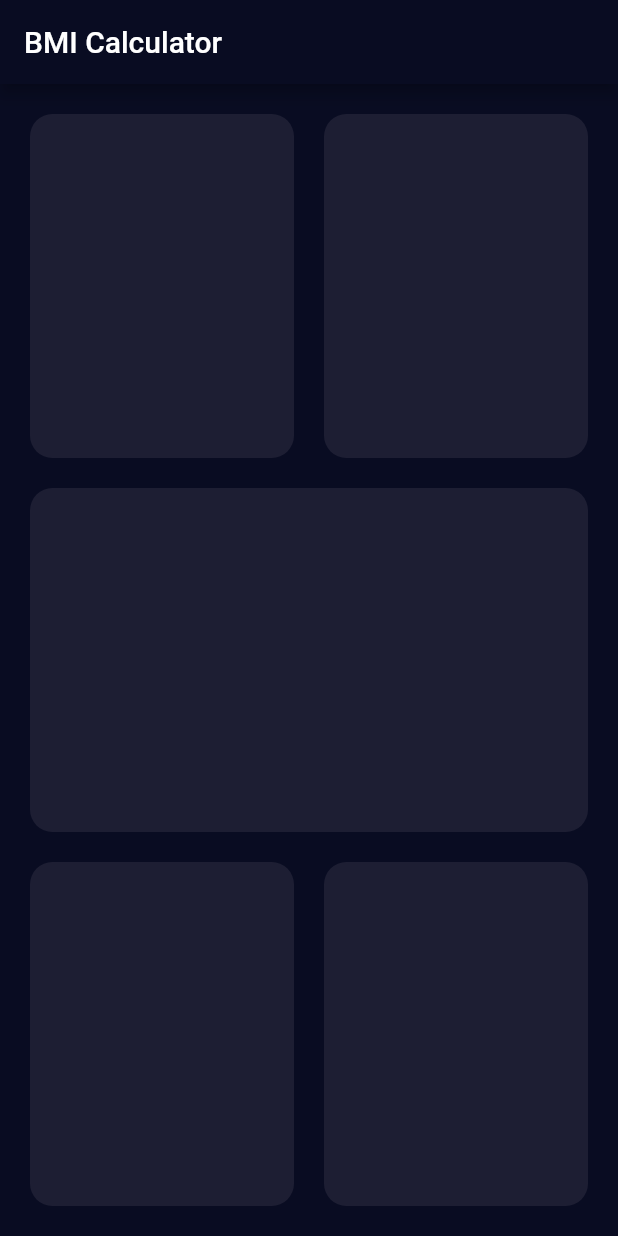
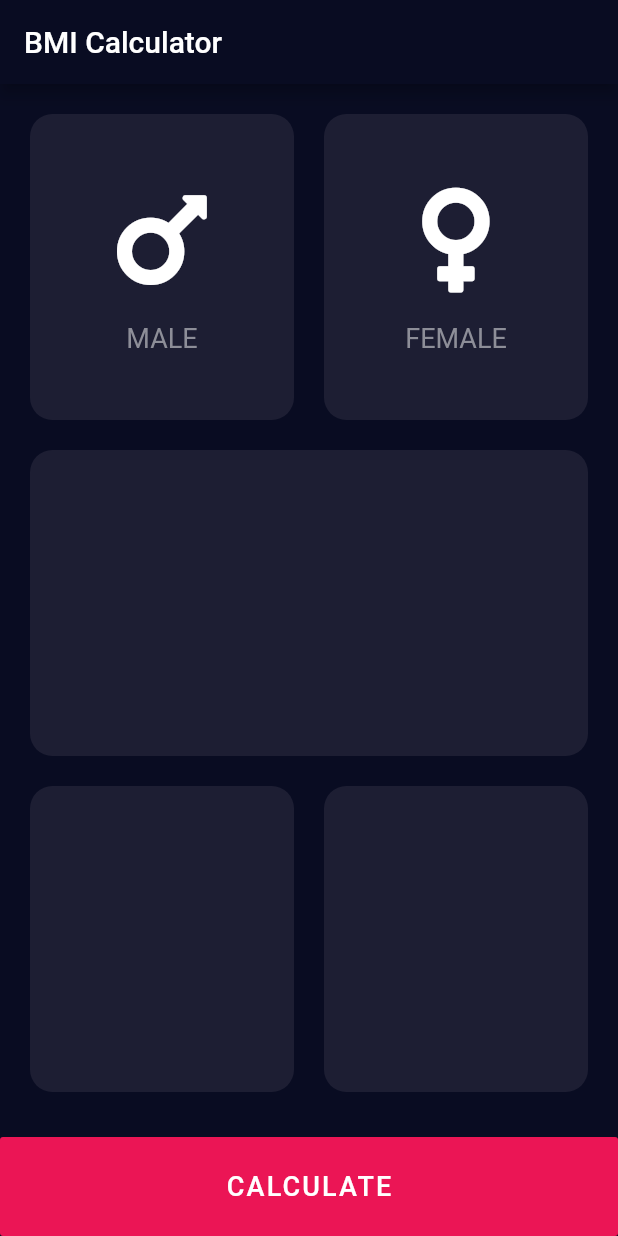
Before and after one commit to Trugamr/bmi-calculator-flutter, a Flutter app: the screen it shows after launch, on a phone screen of 412 x 824 dp. Run offline on Flutter 3.47's test engine with Material 2 defaults, Android fonts, the phone set to English and light mode, and no system bars; our stand-ins replace font_awesome_flutter.

Commit message:
separated custom_card and icon_content widgets

```diff
--- /dev/null
+++ b/lib/custom_card.dart
@@ -0,0 +1,20 @@
+import 'package:flutter/material.dart';
+
+class CustomCard extends StatelessWidget {
+  CustomCard({@required this.color, this.child});
+
+  final Color color;
+  final Widget child;
+
+  @override
+  Widget build(BuildContext context) {
+    return Container(
+      child: child,
+      decoration: BoxDecoration(
+        color: color,
+        borderRadius: BorderRadius.circular(15.0),
+      ),
+      margin: EdgeInsets.all(10.0),
+    );
+  }
+}
--- /dev/null
+++ b/lib/icon_content.dart
@@ -0,0 +1,32 @@
+import 'package:flutter/material.dart';
+
+class IconContent extends StatelessWidget {
+  IconContent({this.text, this.icon});
+
+  final String text;
+  final IconData icon;
+
+  @override
+  Widget build(BuildContext context) {
+    return Column(
+      mainAxisAlignment: MainAxisAlignment.center,
+      crossAxisAlignment: CrossAxisAlignment.center,
+      children: <Widget>[
+        Icon(
+          icon,
+          size: 80.0,
+        ),
+        SizedBox(
+          height: 15.0,
+        ),
+        Text(
+          text,
+          style: TextStyle(
+            fontSize: 18.0,
+            color: Color(0xff8d8e98),
+          ),
+        )
+      ],
+    );
+  }
+}
--- a/lib/input_page.dart
+++ b/lib/input_page.dart
@@ -1,4 +1,10 @@
 import 'package:flutter/material.dart';
+import 'package:font_awesome_flutter/font_awesome_flutter.dart';
+import 'custom_card.dart';
+import 'icon_content.dart';
+
+const Color lightPrimary = Color(0xfff1d1e33);
+const Color accentColor = Color(0xffeb1555);
 
 class InputPage extends StatefulWidget {
   @override
@@ -12,9 +18,39 @@ class _InputPageState extends State<InputPage> {
       appBar: AppBar(
         title: Text('BMI Calculator'),
       ),
-      body: Padding(
-        padding: const EdgeInsets.all(10.0),
-        child: Column(
+      body: Column(
+        children: <Widget>[
+          Expanded(
+            child: Padding(
+              padding: EdgeInsets.all(10.0),
+              child: Cards(),
+            ),
+          ),
+          Container(
+            margin: EdgeInsets.only(top: 10.0),
+            height: 66.0,
+            width: double.infinity,
+            child: Expanded(
+              child: RaisedButton(
+                onPressed: () => {},
+                color: accentColor,
+                child: Text(
+                  'CALCULATE',
+                  style: TextStyle(fontSize: 18.0, letterSpacing: 1.4),
+                ),
+              ),
+            ),
+          )
+        ],
+      ),
+    );
+  }
+}
+
+class Cards extends StatelessWidget {
+  @override
+  Widget build(BuildContext context) {
+    return Column(
       crossAxisAlignment: CrossAxisAlignment.stretch,
       children: <Widget>[
         Expanded(
@@ -22,21 +58,31 @@ class _InputPageState extends State<InputPage> {
             crossAxisAlignment: CrossAxisAlignment.stretch,
             children: <Widget>[
               Expanded(
+                // Male
                 child: CustomCard(
-                      color: Color(0xfff1d1e33),
+                  color: lightPrimary,
+                  child: IconContent(
+                    icon: FontAwesomeIcons.mars,
+                    text: 'MALE',
+                  ),
                 ),
               ),
               Expanded(
+                // Female
                 child: CustomCard(
-                      color: Color(0xfff1d1e33),
-                    ),
+                    color: lightPrimary,
+                    child: IconContent(
+                      icon: FontAwesomeIcons.venus,
+                      text: 'FEMALE',
+                    )),
               ),
             ],
           ),
         ),
         Expanded(
+          // Slider
           child: CustomCard(
-                color: Color(0xfff1d1e33),
+            color: lightPrimary,
           ),
         ),
         Expanded(
@@ -45,37 +91,18 @@ class _InputPageState extends State<InputPage> {
             children: <Widget>[
               Expanded(
                 child: CustomCard(
-                      color: Color(0xfff1d1e33),
+                  color: lightPrimary,
                 ),
               ),
               Expanded(
                 child: CustomCard(
-                      color: Color(0xfff1d1e33),
+                  color: lightPrimary,
                 ),
               ),
             ],
           ),
         ),
       ],
-        ),
-      ),
     );
   }
 }
-
-class CustomCard extends StatelessWidget {
-  CustomCard({@required this.color});
-
-  final Color color;
-
-  @override
-  Widget build(BuildContext context) {
-    return Container(
-      decoration: BoxDecoration(
-        color: color,
-        borderRadius: BorderRadius.circular(15.0),
-      ),
-      margin: EdgeInsets.all(10.0),
-    );
-  }
-}
--- a/pubspec.yaml
+++ b/pubspec.yaml
@@ -1,5 +1,5 @@
 name: bmi_calculator
-description: A new Flutter project.
+description: Beautiful BMI Calculator.
 
 # The following line prevents the package from being accidentally published to
 # pub.dev using `pub publish`. This is preferred for private packages.
@@ -23,8 +23,7 @@ environment:
 dependencies:
   flutter:
     sdk: flutter
-
-
+  font_awesome_flutter: ^8.8.1
   # The following adds the Cupertino Icons font to your application.
   # Use with the CupertinoIcons class for iOS style icons.
   cupertino_icons: ^0.1.3
```
Also changed, not shown: pubspec.lock. Lines whose indentation alone changed are shown as unchanged.
